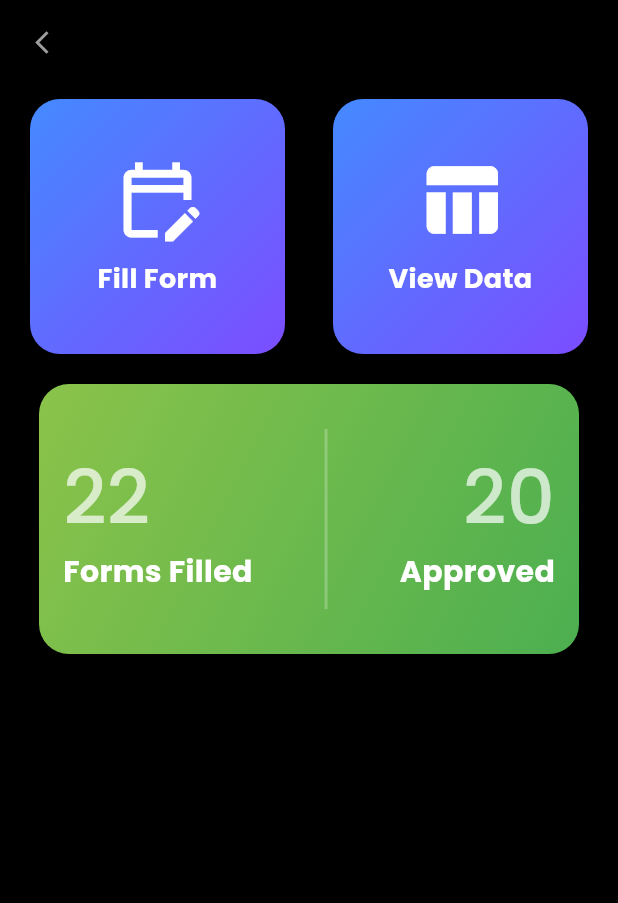
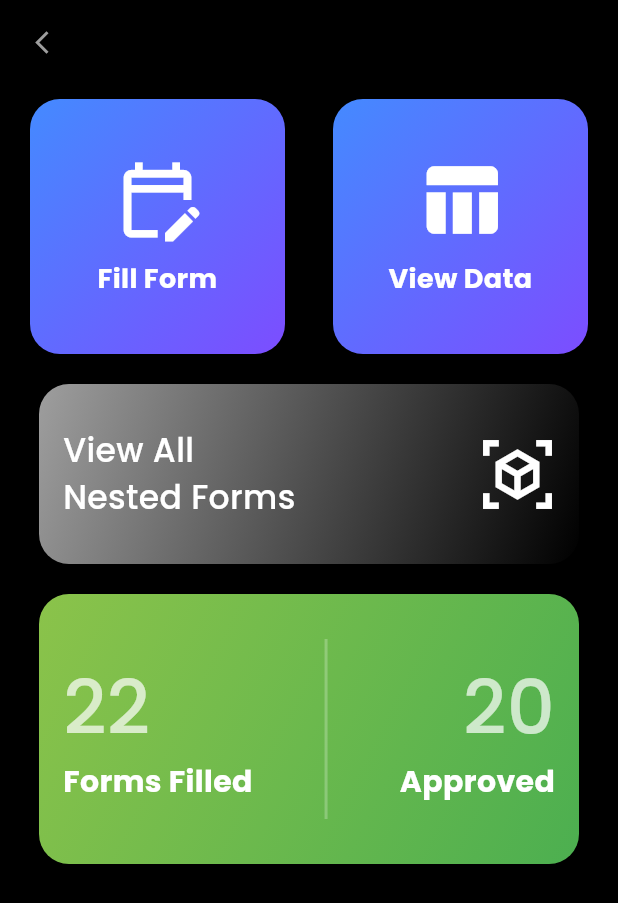
Before and after one commit to rushikesh-sandnetwork/SAND-ONE-WEBSITE, a Flutter app: the SelectedFormsPage screen opened directly with empty values, on a phone screen of 412 x 824 dp. Shown: the top 903 px of the screen. Run offline on Flutter 3.47's test engine with Material 3 defaults, Android fonts, the phone set to English and light mode, and no system bars; our stand-ins replace awesome_bottom_bar, geocoding, geolocator, google_fonts, image_picker.

Commit message:
added nested feature in app

```diff
--- a/app/lib/models/FormDetailsModel.dart
+++ b/app/lib/models/FormDetailsModel.dart
@@ -1,7 +1,5 @@
 import 'dart:convert';
 import 'dart:io';
-import 'package:flutter/material.dart';
-import 'package:google_fonts/google_fonts.dart';
 import 'package:http/http.dart' as http;
 import 'package:path/path.dart';
 import 'package:async/async.dart';
@@ -10,6 +8,7 @@ class FormService {
   static const String baseUrl =
       'http://192.168.31.139:8080/api/v1/promoter/fetchFormField';
 
+  /// Fetch form details including campaignId, formFields, and collectionName
   static Future<FormDetails> fetchFormDetails(String formId) async {
     try {
       final url = Uri.parse(baseUrl);
@@ -31,6 +30,7 @@ class FormService {
     }
   }
 
+  /// Fetch collection name for a specific form
   static Future<String> fetchCollectionName(String formId) async {
     try {
       final url = Uri.parse(baseUrl);
@@ -52,6 +52,7 @@ class FormService {
     }
   }
 
+  /// Submit form data to the server
   static Future<String> submitFormData(
       String collectionName, Map<String, dynamic> data) async {
     final url = Uri.parse(
@@ -79,30 +80,32 @@ class FormService {
       var response = await request.send();
 
       if (response.statusCode == 200) {
-        print('Data saved successfully');
         return "Data Saved Successfully";
       } else {
         throw Exception(
             'Failed to save data. Status code: ${response.statusCode}');
       }
     } catch (e) {
-      print('Error saving data: $e');
       throw Exception('Failed to save data. Error: $e');
     }
   }
 }
 
+/// Model class to represent form details
 class FormDetails {
   final String campaignId;
   final List<Map<String, dynamic>> formFields;
   final String collectionName;
+  final List<String> nestedFormIds; // Added nested form IDs
 
   FormDetails({
     required this.campaignId,
     required this.formFields,
     required this.collectionName,
+    required this.nestedFormIds, // Initialize nested form IDs
   });
 
+  /// Factory method to parse JSON data into FormDetails
   factory FormDetails.fromJson(Map<String, dynamic> json) {
     List<Map<String, dynamic>> fields =
         (json['formFields'] as List).map((field) {
@@ -113,10 +116,14 @@ class FormDetails {
       };
     }).toList();
 
+    List<String> nestedForms =
+        List<String>.from(json['nestedForms'] as List);
+
     return FormDetails(
       campaignId: json['campaignId'],
       formFields: fields,
       collectionName: json['collectionName'],
+      nestedFormIds: nestedForms, // Parse nested form IDs
     );
   }
 }
--- a/app/lib/screens/form/SelectedFormsPage.dart
+++ b/app/lib/screens/form/SelectedFormsPage.dart
@@ -1,6 +1,8 @@
+import 'package:app/screens/NestedForms/NestedForm.dart';
 import 'package:app/screens/form/FormDetailsPage.dart';
 import 'package:app/utils/MainPageBox/MainPageBoxOne.dart';
 import 'package:app/utils/MainPageBox/SelectedPageFormBox.dart';
+import 'package:app/utils/MainPageBox/SelectedPageFormSecondBox.dart';
 import 'package:flutter/material.dart';
 import 'package:flutter/widgets.dart';
 import 'package:google_fonts/google_fonts.dart';
@@ -40,7 +42,7 @@ class _SelectedFormsPageState extends State<SelectedFormsPage> {
         ),
         backgroundColor: Colors.black,
         body: Container(
-          margin: EdgeInsets.fromLTRB(20, 10, 20, 10),
+          margin: const EdgeInsets.fromLTRB(20, 10, 20, 10),
           child: Column(
             children: [
               Row(
@@ -55,18 +57,29 @@ class _SelectedFormsPageState extends State<SelectedFormsPage> {
                               builder: (context) =>
                                   FormDetailsPage(formId: widget.formId)));
                     },
-                    child: Mainpageboxone(
+                    child: const Mainpageboxone(
                         title: "Fill Form", icon: Icons.edit_calendar_outlined),
                   ),
-                  Mainpageboxone(
+                  const Mainpageboxone(
                       title: "View Data", icon: Icons.table_chart_rounded)
                 ],
               ),
-              SizedBox(
+              const SizedBox(
                 height: 20,
               ),
-              SelectedPageFormBox(
-                  title: "Forms Filled", icon: Icons.check_rounded)
+              GestureDetector(
+                  onTap: () {
+                    Navigator.push(
+                        context,
+                        MaterialPageRoute(
+                            builder: (context) => ViewAllNestedForms(formId : widget.formId)));
+                  },
+                  child: SelectedPageFormSecondBox(formId: widget.formId)),
+              const SizedBox(
+                height: 20,
+              ),
+              const SelectedPageFormBox(
+                  title: "Forms Filled", icon: Icons.check_rounded),
             ],
           ),
         ));
--- /dev/null
+++ b/app/lib/utils/MainPageBox/SelectedPageFormSecondBox.dart
@@ -0,0 +1,55 @@
+import 'package:flutter/material.dart';
+import 'package:google_fonts/google_fonts.dart';
+
+class SelectedPageFormSecondBox extends StatefulWidget {
+  final String formId;
+  const SelectedPageFormSecondBox({super.key, required this.formId});
+
+  @override
+  State<SelectedPageFormSecondBox> createState() =>
+      _SelectedPageFormSecondBoxState();
+}
+
+class _SelectedPageFormSecondBoxState extends State<SelectedPageFormSecondBox> {
+  @override
+  Widget build(BuildContext context) {
+    return Container(
+        decoration: BoxDecoration(
+          gradient: const LinearGradient(
+            colors: [Colors.grey, Colors.black],
+            begin: Alignment.topLeft,
+            end: Alignment.bottomRight,
+          ),
+          borderRadius: BorderRadius.circular(20),
+          boxShadow: [
+            BoxShadow(
+              color: Colors.black.withOpacity(0.1),
+              spreadRadius: 1,
+              blurRadius: 5,
+              offset: const Offset(0, 3),
+            ),
+          ],
+        ),
+        padding: const EdgeInsets.all(16),
+        width: 360,
+        height: 120,
+        child: Row(
+          mainAxisAlignment: MainAxisAlignment.spaceBetween,
+          children: [
+            Text(
+              "View All\nNested Forms ",
+              style: GoogleFonts.poppins(
+                fontWeight: FontWeight.w500,
+                fontSize: 22,
+                color: Colors.white,
+              ),
+            ),
+            const Icon(
+              Icons.view_in_ar_sharp,
+              size: 50,
+              color: Colors.white,
+            )
+          ],
+        ));
+  }
+}
```
Also changed, not shown: app/lib/screens/NestedForms/NestedForm.dart (added, +89 -0 lines), app/lib/screens/form/FormAllFormsPage.dart (+1 -23 lines), app/lib/service/promoterService.dart (added, +46 -0 lines).
